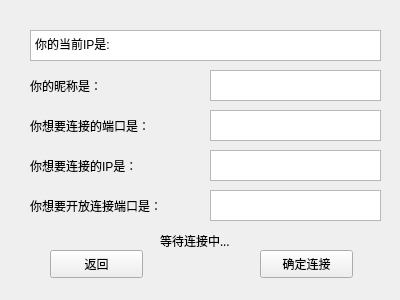
First picture: the form in MyUI/TwoConnect.ui, repository DoubleZeroWater/LocalChat, before the edit.
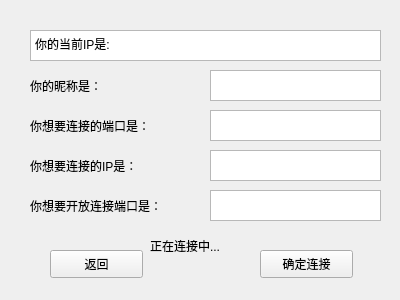
Second picture: the form after the edit.

```diff
--- a/MyUI/TwoConnect.ui
+++ b/MyUI/TwoConnect.ui
@@ -161,25 +161,6 @@
     </rect>
    </property>
   </widget>
-  <widget class="QLabel" name="label_4">
-   <property name="geometry">
-    <rect>
-     <x>160</x>
-     <y>230</y>
-     <width>101</width>
-     <height>21</height>
-    </rect>
-   </property>
-   <property name="font">
-    <font>
-     <family>Agency FB</family>
-     <pointsize>9</pointsize>
-    </font>
-   </property>
-   <property name="text">
-    <string>等待连接中...</string>
-   </property>
-  </widget>
   <widget class="QLabel" name="label_5">
    <property name="geometry">
     <rect>
@@ -203,6 +184,19 @@
     </rect>
    </property>
   </widget>
+     <widget class="QLabel" name="label_4">
+         <property name="geometry">
+             <rect>
+                 <x>150</x>
+                 <y>230</y>
+                 <width>161</width>
+                 <height>31</height>
+             </rect>
+         </property>
+         <property name="text">
+             <string>正在连接中...</string>
+         </property>
+     </widget>
  </widget>
  <resources/>
  <connections/>
```
Lines whose indentation alone changed are shown as unchanged.
